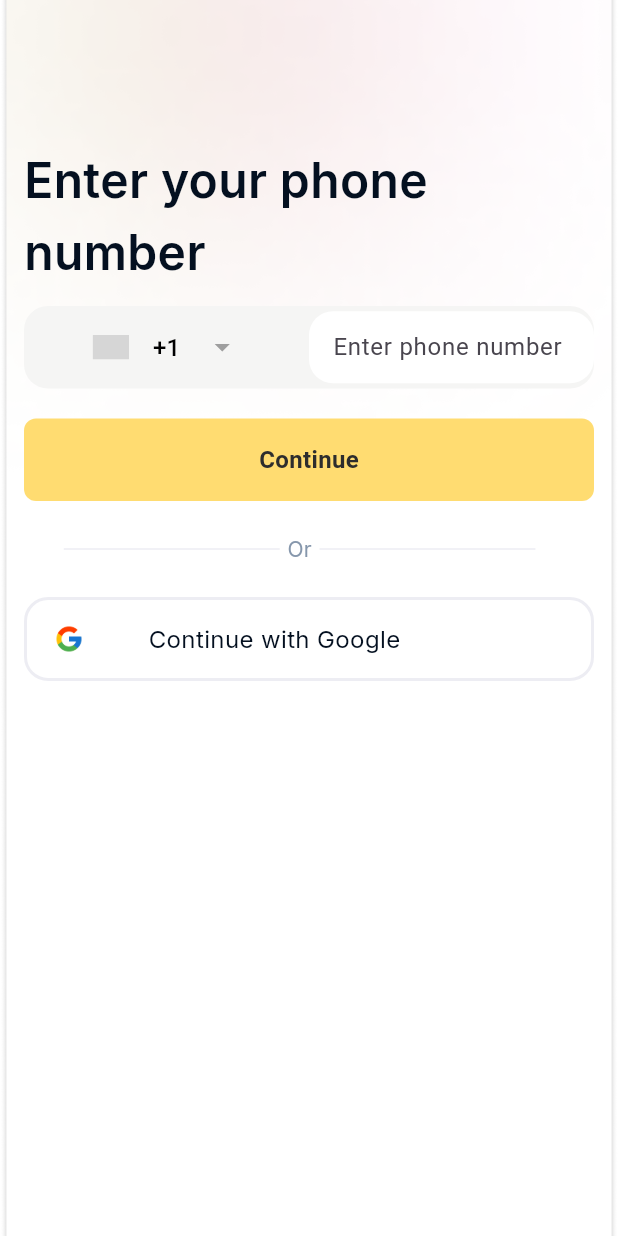
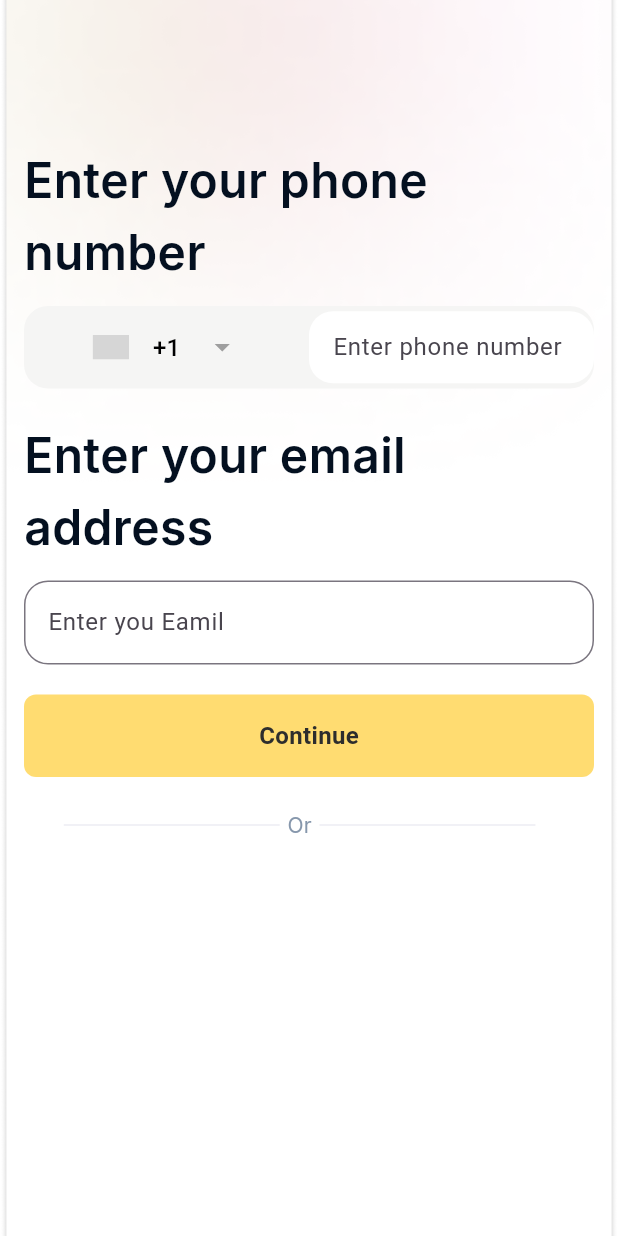
Before and after one commit to 777razib/brothers_taxi_rider, a Flutter app: the screen it shows after launch, after a tap on "Skip here", on a phone screen of 412 x 824 dp. Run offline on Flutter 3.47's test engine with Material 3 defaults, Android fonts, the phone set to English and light mode, and no system bars; drawn by our look-alikes of country_code_picker; our stand-ins replace buttons_tabbar, cached_network_image, flutter_cache_manager, flutter_easyloading, flutter_screenutil, geolocator and 8 more; missing offline and left inert: flutter_google_maps_webservices, flutter_polyline_points; accounts and stored records are empty; network calls fail; grey boxes are pictures that could not be loaded.

Commit message:
add email

```diff
--- a/lib/feature/auth/login/controller/login_controller.dart
+++ b/lib/feature/auth/login/controller/login_controller.dart
@@ -20,6 +20,7 @@ class LoginApiRiderController extends GetxController {
     try {
       Map<String, dynamic> mapBody = {
         "phoneNumber": userTextEditingController.countryCodeAndPhone.trim(),
+        "email": userTextEditingController.email.text.trim(),
         "role": "RIDER",
       };
 
--- a/lib/feature/auth/login/view/login_view.dart
+++ b/lib/feature/auth/login/view/login_view.dart
@@ -13,7 +13,7 @@ class LoginView extends StatelessWidget {
   LoginView({super.key});
 
   final UserTextEditingController adminTextEditingController = Get.put(UserTextEditingController());
- final GlobalKey<FormState> _globalKey=GlobalKey<FormState>();
+  final GlobalKey<FormState> _globalKey=GlobalKey<FormState>();
   final LoginApiRiderController loginApiRiderController = Get.put(LoginApiRiderController());
 
   @override
@@ -143,7 +143,31 @@ class LoginView extends StatelessWidget {
                 ),
 
                 const SizedBox(height: 20),
-
+                SizedBox(
+                  height: 88,
+                  width: 277,
+                  child: Text(
+                    "Enter your email \naddress",
+                    style: globalTextStyle(
+                      fontSize: 32,
+                      fontWeight: FontWeight.w600,
+                      lineHeight: 1.5,
+                      color: const Color(0xFF041020),
+                    ),
+                  ),
+                ),
+                const SizedBox(height: 20),
+                TextFormField(
+                  controller: adminTextEditingController.email,
+                  keyboardType: TextInputType.emailAddress,
+                  decoration: InputDecoration(
+                    hintText: "Enter you Eamil",
+                    border: OutlineInputBorder(
+                      borderRadius: BorderRadius.circular(16)
+                    )
+                  ),
+                ),
+                const SizedBox(height: 20),
                 /// Continue button
                 CustomButton(
                   title: "Continue",
@@ -190,7 +214,7 @@ class LoginView extends StatelessWidget {
                 const SizedBox(height: 20),
 
                 /// Google button
-                GestureDetector(
+              /*  GestureDetector(
                   onTap: () {},
                   child: Container(
                     height: 56,
@@ -225,7 +249,7 @@ class LoginView extends StatelessWidget {
                       ],
                     ),
                   ),
-                ),
+                ),*/
               ],
             ),
           ),
--- a/lib/feature/auth/otp/controller/register_otp_controller.dart
+++ b/lib/feature/auth/otp/controller/register_otp_controller.dart
@@ -27,7 +27,7 @@ class RegisterOtpControllers extends GetxController {
 
     try {
       Map<String, dynamic> mapBody = {
-        "phoneNumber": userTextEditingController.countryCodeAndPhone.trim(),
+        "email": userTextEditingController.email.text.trim(),
         "otp": int.parse(userTextEditingController.otp.text.trim()),
         "role": "RIDER",
       };
--- a/lib/feature/auth/otp/screen/register_otp_verify.dart
+++ b/lib/feature/auth/otp/screen/register_otp_verify.dart
@@ -99,7 +99,7 @@ class OtpScreen extends StatelessWidget {
                         ),
                         const SizedBox(height: 20),
                         Text(
-                          "${adminTextEditingController.countryCodeAndPhone}",
+                          "${adminTextEditingController.email}",
                           style: globalTextStyle(
                             fontSize: 14,
                             fontWeight: FontWeight.w600,
--- a/lib/feature/auth/user text editing controller/user_text_editing_controller.dart
+++ b/lib/feature/auth/user text editing controller/user_text_editing_controller.dart
@@ -4,6 +4,7 @@ import 'package:get/get.dart';
 
 class UserTextEditingController extends GetxController {
   TextEditingController phone = TextEditingController();
+  TextEditingController email = TextEditingController();
   TextEditingController countryCode = TextEditingController(text: '+1');
   TextEditingController otp = TextEditingController();
 
--- a/lib/feature/raider/location_picker/screen/location_picker.dart
+++ b/lib/feature/raider/location_picker/screen/location_picker.dart
@@ -60,7 +60,7 @@ class LocationPicker extends StatelessWidget {
                     onChanged: (value) => controller.searchPickPlaces(value),
                   ),
                   // --- Use Current Location Button ---
-                  const SizedBox(height: 16),
+                 /* const SizedBox(height: 16),
                   controller.isPickLoading.value
                       ? const Center(child: CircularProgressIndicator(color: Colors.amber, strokeWidth: 2))
                       : ElevatedButton.icon(
@@ -75,7 +75,7 @@ class LocationPicker extends StatelessWidget {
                       elevation: 0,
                       side: const BorderSide(color: Colors.black12, width: 1),
                     ),
-                  ),
+                  ),*/
                 ],
               )
               // --- Selected Pick Address Display/Clear ---
--- a/lib/feature/splash_screen/screen/splash_screen.dart
+++ b/lib/feature/splash_screen/screen/splash_screen.dart
@@ -1,7 +1,6 @@
-import 'package:flutter/cupertino.dart';
 
+import 'package:flutter/material.dart';
 import 'package:get/get.dart';
-
 import '../controller/splash_screen_controller.dart';
 
 class SplashScreen extends StatelessWidget {
@@ -10,9 +9,13 @@ class SplashScreen extends StatelessWidget {
 
   @override
   Widget build(BuildContext context) {
-    var screenSize = MediaQuery.of(context).size;
-    return Stack(
-      children: [Image.asset("assets/images/splash.png", fit: BoxFit.cover)],
+    return Scaffold(
+      body: SizedBox.expand(
+        child: Image.asset(
+          "assets/images/splash.png",
+          fit: BoxFit.cover,
+        ),
+      ),
     );
   }
 }
```
Also changed, not shown: lib/feature/raider/confirm_pickup/widget/bottom_sheet6.dart (+13 -6 lines), pubspec.yaml (+13 -13 lines), assets/images/splash.png, pubspec.lock, 4 other files.
